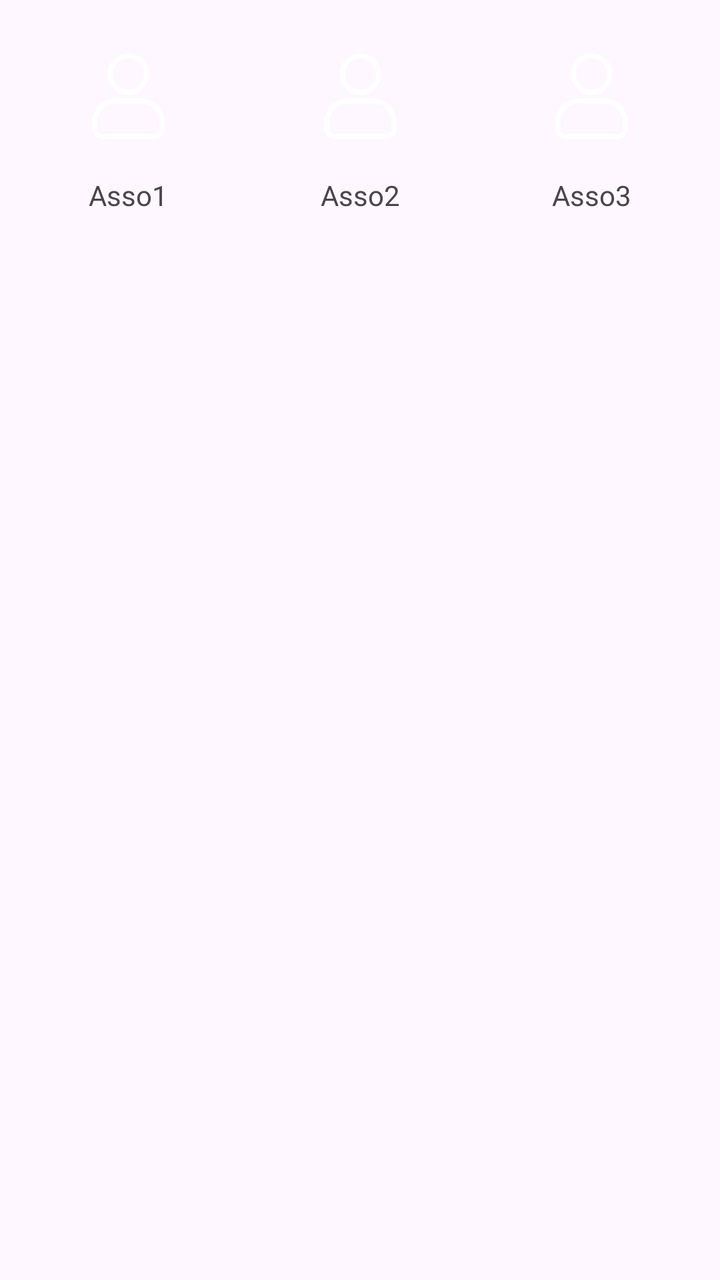
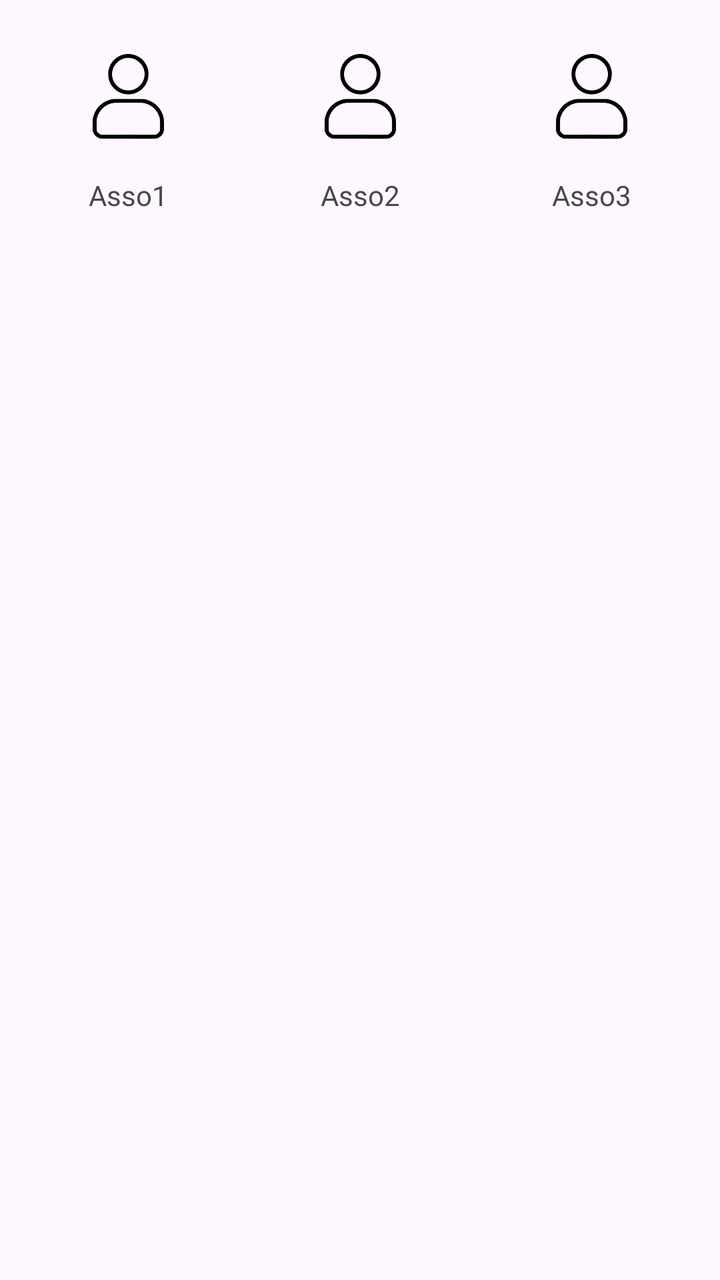

Compare the two renders of this Android layout. The source of the first and the diff that turns it into the second are given below.
<!-- AndroidManifest.xml: application theme Theme.NewAgapiVERSION311CLEAN -->
<!-- res/layout/associations_modele_grid.xml -->
<?xml version="1.0" encoding="utf-8"?>
<androidx.constraintlayout.widget.ConstraintLayout
    xmlns:android="http://schemas.android.com/apk/res/android"
    xmlns:app="http://schemas.android.com/apk/res-auto"
    android:layout_width="match_parent"
    android:layout_height="wrap_content"
    android:padding="8dp">

    
    <ImageButton
        android:id="@+id/imageButtonAsso1"
        android:layout_width="0dp"
        android:layout_height="80dp"
        android:layout_marginEnd="8dp"
        android:background="@null"
        app:srcCompat="@drawable/profil"
        app:layout_constraintTop_toTopOf="parent"
        app:layout_constraintStart_toStartOf="parent"
        app:layout_constraintEnd_toStartOf="@id/imageButtonAsso2"
        app:layout_constraintWidth_percent="0.3"/>

    <TextView
        android:id="@+id/textViewAsso1"
        android:layout_width="wrap_content"
        android:layout_height="wrap_content"
        android:text="Asso1"
        android:textAlignment="center"
        app:layout_constraintTop_toBottomOf="@id/imageButtonAsso1"
        app:layout_constraintStart_toStartOf="@id/imageButtonAsso1"
        app:layout_constraintEnd_toEndOf="@id/imageButtonAsso1"/>


    
    <ImageButton
        android:id="@+id/imageButtonAsso2"
        android:layout_width="0dp"
        android:layout_height="80dp"
        android:layout_marginEnd="8dp"
        android:background="@null"
        app:srcCompat="@drawable/profil"
        app:layout_constraintTop_toTopOf="parent"
        app:layout_constraintStart_toEndOf="@id/imageButtonAsso1"
        app:layout_constraintEnd_toStartOf="@id/imageButtonAsso3"
        app:layout_constraintWidth_percent="0.3"/>

    <TextView
        android:id="@+id/textViewAsso2"
        android:layout_width="wrap_content"
        android:layout_height="wrap_content"
        android:text="Asso2"
        android:textAlignment="center"
        app:layout_constraintTop_toBottomOf="@id/imageButtonAsso2"
        app:layout_constraintStart_toStartOf="@id/imageButtonAsso2"
        app:layout_constraintEnd_toEndOf="@id/imageButtonAsso2"/>


    
    <ImageButton
        android:id="@+id/imageButtonAsso3"
        android:layout_width="0dp"
        android:layout_height="80dp"
        android:background="@null"
        app:srcCompat="@drawable/profil"
        app:layout_constraintTop_toTopOf="parent"
        app:layout_constraintStart_toEndOf="@id/imageButtonAsso2"
        app:layout_constraintEnd_toEndOf="parent"
        app:layout_constraintWidth_percent="0.3"/>

    <TextView
        android:id="@+id/textViewAsso3"
        android:layout_width="wrap_content"
        android:layout_height="wrap_content"
        android:text="Asso3"
        android:textAlignment="center"
        app:layout_constraintTop_toBottomOf="@id/imageButtonAsso3"
        app:layout_constraintStart_toStartOf="@id/imageButtonAsso3"
        app:layout_constraintEnd_toEndOf="@id/imageButtonAsso3"/>

</androidx.constraintlayout.widget.ConstraintLayout>
<!-- resources referenced by this layout -->
<resources>
  <!-- drawable profil (drawable) -->
  <vector xmlns:android="http://schemas.android.com/apk/res/android"
      android:width="45dp"
      android:height="45dp"
      android:viewportWidth="512"
      android:viewportHeight="512">
    <path
        android:pathData="M240.5,14.13C203.73,18.72 168.98,43.48 151.91,77.23C143.13,94.58 139.74,109.1 139.7,129.5C139.63,161.43 149.85,187.27 171.48,209.88C185.1,224.11 199.04,233.34 216.05,239.41C230.74,244.65 240.58,246.36 256,246.36C271.42,246.36 281.26,244.65 295.95,239.41C328.2,227.9 355.21,200.49 366.3,168C372.32,150.37 374.22,127.4 371.1,110C360.04,48.29 302.88,6.34 240.5,14.13M244,39.58C221.36,43.63 204.1,52.64 189.87,67.84C164.09,95.37 157.87,135.09 174.05,168.94C185.72,193.34 207.07,210.94 233.8,218.2C244.79,221.18 267.21,221.18 278.2,218.2C304.93,210.94 326.28,193.34 337.95,168.94C354.13,135.09 347.91,95.37 322.13,67.84C310.29,55.19 295.81,46.55 278.5,41.78C271.71,39.91 249.93,38.53 244,39.58M164.5,270.44C114.68,279.65 75.5,312.74 58.59,359.89C52.07,378.07 51.55,382.4 51.53,419C51.5,451.44 51.57,452.71 53.81,459.19C59.81,476.54 73.83,490.08 92.72,496.77C97.12,498.33 109.93,498.48 252.73,498.75C423.34,499.07 415.21,499.33 428.25,492.97C444.34,485.13 455.68,470.83 459.53,453.51C461.85,443.1 461.16,389.39 458.57,378C446.39,324.58 409.36,286.15 356.64,272.24L346.5,269.57 259,269.36C190.93,269.19 169.95,269.43 164.5,270.44M174,295.12C130.05,300.15 92.11,333.21 80.19,376.88C77.62,386.31 77.57,387.12 77.53,418.5C77.5,449.98 77.54,450.57 79.79,454.8C83.33,461.42 88.62,466.67 94.84,469.72L100.5,472.5 256,472.5L411.5,472.5 417.16,469.72C423.38,466.67 428.67,461.42 432.21,454.8C434.46,450.57 434.5,449.98 434.47,418.5C434.43,387.12 434.38,386.31 431.81,376.88C419.7,332.54 382.01,300.13 336.67,295.07C325.17,293.79 185.27,293.83 174,295.12"
        android:fillColor="#FFFFFF"
        android:fillType="evenOdd"
        android:strokeColor="#FFFFFF"/>
  </vector>
  <style name="Theme.NewAgapiVERSION311CLEAN" parent="Base.Theme.NewAgapiVERSION311CLEAN" />
  <style name="Base.Theme.NewAgapiVERSION311CLEAN" parent="Theme.Material3.DayNight.NoActionBar">
          
          
        
      </style>
</resources>

<!-- the commit's change to res/layout/associations_modele_grid.xml (unified diff, before → after) -->
@@ -13,7 +13,7 @@
         android:layout_height="80dp"
         android:layout_marginEnd="8dp"
         android:background="@null"
-        app:srcCompat="@drawable/profil"
+        app:srcCompat="@drawable/profil_noir"
         app:layout_constraintTop_toTopOf="parent"
         app:layout_constraintStart_toStartOf="parent"
         app:layout_constraintEnd_toStartOf="@id/imageButtonAsso2"
@@ -37,7 +37,7 @@
         android:layout_height="80dp"
         android:layout_marginEnd="8dp"
         android:background="@null"
-        app:srcCompat="@drawable/profil"
+        app:srcCompat="@drawable/profil_noir"
         app:layout_constraintTop_toTopOf="parent"
         app:layout_constraintStart_toEndOf="@id/imageButtonAsso1"
         app:layout_constraintEnd_toStartOf="@id/imageButtonAsso3"
@@ -60,7 +60,7 @@
         android:layout_width="0dp"
         android:layout_height="80dp"
         android:background="@null"
-        app:srcCompat="@drawable/profil"
+        app:srcCompat="@drawable/profil_noir"
         app:layout_constraintTop_toTopOf="parent"
         app:layout_constraintStart_toEndOf="@id/imageButtonAsso2"
         app:layout_constraintEnd_toEndOf="parent"
<!-- resource entries referenced after the edit -->
@@ -1,6 +1,6 @@
 <!-- resources referenced by this layout -->
 <resources>
-  <!-- drawable profil (drawable) -->
+  <!-- drawable profil_noir (drawable) -->
   <vector xmlns:android="http://schemas.android.com/apk/res/android"
       android:width="45dp"
       android:height="45dp"
@@ -8,11 +8,12 @@
       android:viewportHeight="512">
     <path
         android:pathData="M240.5,14.13C203.73,18.72 168.98,43.48 151.91,77.23C143.13,94.58 139.74,109.1 139.7,129.5C139.63,161.43 149.85,187.27 171.48,209.88C185.1,224.11 199.04,233.34 216.05,239.41C230.74,244.65 240.58,246.36 256,246.36C271.42,246.36 281.26,244.65 295.95,239.41C328.2,227.9 355.21,200.49 366.3,168C372.32,150.37 374.22,127.4 371.1,110C360.04,48.29 302.88,6.34 240.5,14.13M244,39.58C221.36,43.63 204.1,52.64 189.87,67.84C164.09,95.37 157.87,135.09 174.05,168.94C185.72,193.34 207.07,210.94 233.8,218.2C244.79,221.18 267.21,221.18 278.2,218.2C304.93,210.94 326.28,193.34 337.95,168.94C354.13,135.09 347.91,95.37 322.13,67.84C310.29,55.19 295.81,46.55 278.5,41.78C271.71,39.91 249.93,38.53 244,39.58M164.5,270.44C114.68,279.65 75.5,312.74 58.59,359.89C52.07,378.07 51.55,382.4 51.53,419C51.5,451.44 51.57,452.71 53.81,459.19C59.81,476.54 73.83,490.08 92.72,496.77C97.12,498.33 109.93,498.48 252.73,498.75C423.34,499.07 415.21,499.33 428.25,492.97C444.34,485.13 455.68,470.83 459.53,453.51C461.85,443.1 461.16,389.39 458.57,378C446.39,324.58 409.36,286.15 356.64,272.24L346.5,269.57 259,269.36C190.93,269.19 169.95,269.43 164.5,270.44M174,295.12C130.05,300.15 92.11,333.21 80.19,376.88C77.62,386.31 77.57,387.12 77.53,418.5C77.5,449.98 77.54,450.57 79.79,454.8C83.33,461.42 88.62,466.67 94.84,469.72L100.5,472.5 256,472.5L411.5,472.5 417.16,469.72C423.38,466.67 428.67,461.42 432.21,454.8C434.46,450.57 434.5,449.98 434.47,418.5C434.43,387.12 434.38,386.31 431.81,376.88C419.7,332.54 382.01,300.13 336.67,295.07C325.17,293.79 185.27,293.83 174,295.12"
-        android:fillColor="#FFFFFF"
+        android:fillColor="@color/text_svg_main_color"
         android:fillType="evenOdd"
         android:strokeColor="#FFFFFF"/>
   </vector>
   <style name="Theme.NewAgapiVERSION311CLEAN" parent="Base.Theme.NewAgapiVERSION311CLEAN" />
+  <color name="text_svg_main_color">#FF000000</color>
   <style name="Base.Theme.NewAgapiVERSION311CLEAN" parent="Theme.Material3.DayNight.NoActionBar">
           
           
